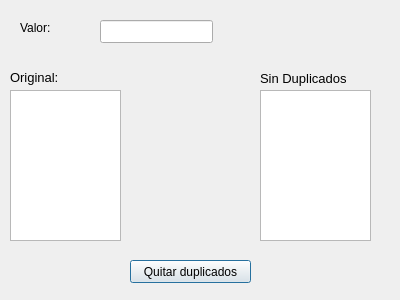
Qt form T2/t2cartas.ui (Raimmaster/Tareas-Estructura) before a commit.
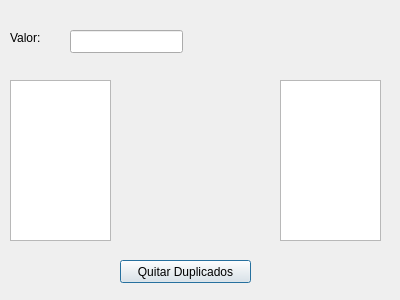
The same form after that commit.

```diff
--- a/T2/t2cartas.ui
+++ b/T2/t2cartas.ui
@@ -13,34 +13,11 @@
   <property name="windowTitle">
    <string>Dialog</string>
   </property>
-  <widget class="QPushButton" name="bEliminarDuplicados">
-   <property name="geometry">
-    <rect>
-     <x>130</x>
-     <y>260</y>
-     <width>121</width>
-     <height>23</height>
-    </rect>
-   </property>
-   <property name="text">
-    <string>Quitar duplicados</string>
-   </property>
-  </widget>
-  <widget class="QLineEdit" name="tValor">
-   <property name="geometry">
-    <rect>
-     <x>100</x>
-     <y>20</y>
-     <width>113</width>
-     <height>23</height>
-    </rect>
-   </property>
-  </widget>
   <widget class="QLabel" name="label">
    <property name="geometry">
     <rect>
-     <x>20</x>
-     <y>20</y>
+     <x>10</x>
+     <y>30</y>
      <width>57</width>
      <height>15</height>
     </rect>
@@ -49,62 +26,49 @@
     <string>Valor:</string>
    </property>
   </widget>
-  <widget class="QLabel" name="label_2">
+  <widget class="QLineEdit" name="tValor">
    <property name="geometry">
     <rect>
-     <x>10</x>
-     <y>70</y>
-     <width>57</width>
-     <height>15</height>
+     <x>70</x>
+     <y>30</y>
+     <width>113</width>
+     <height>23</height>
     </rect>
-   </property>
-   <property name="font">
-    <font>
-     <pointsize>10</pointsize>
-    </font>
-   </property>
-   <property name="text">
-    <string>Original:</string>
-   </property>
-  </widget>
-  <widget class="QLabel" name="label_3">
-   <property name="geometry">
-    <rect>
-     <x>260</x>
-     <y>70</y>
-     <width>101</width>
-     <height>16</height>
-    </rect>
-   </property>
-   <property name="font">
-    <font>
-     <pointsize>10</pointsize>
-    </font>
-   </property>
-   <property name="text">
-    <string>Sin Duplicados</string>
    </property>
   </widget>
   <widget class="QListWidget" name="lwOriginal">
    <property name="geometry">
     <rect>
      <x>10</x>
-     <y>90</y>
-     <width>111</width>
-     <height>151</height>
+     <y>80</y>
+     <width>101</width>
+     <height>161</height>
     </rect>
    </property>
   </widget>
   <widget class="QListWidget" name="lwNew">
    <property name="geometry">
     <rect>
-     <x>260</x>
-     <y>90</y>
-     <width>111</width>
-     <height>151</height>
+     <x>280</x>
+     <y>80</y>
+     <width>101</width>
+     <height>161</height>
     </rect>
    </property>
   </widget>
+  <widget class="QPushButton" name="bQuitar">
+   <property name="geometry">
+    <rect>
+     <x>120</x>
+     <y>260</y>
+     <width>131</width>
+     <height>23</height>
+    </rect>
+   </property>
+   <property name="text">
+    <string>Quitar Duplicados</string>
+   </property>
+  </widget>
  </widget>
  <resources/>
  <connections/>
```
